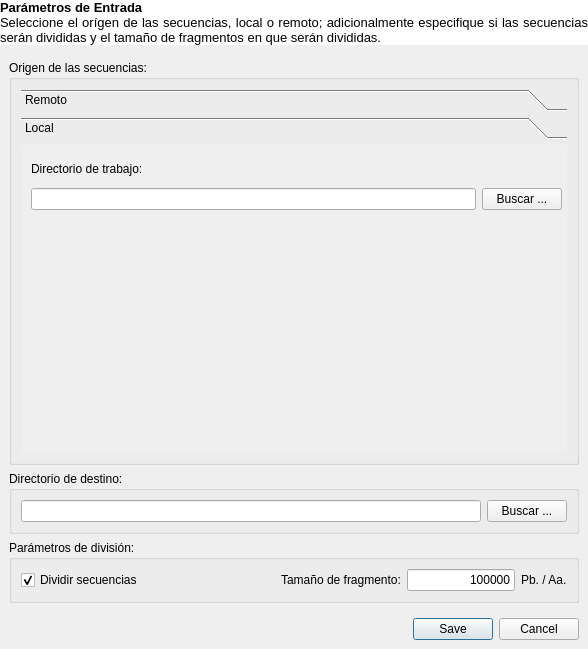
Old version of the form src/gui/PreprocessingScriptParametersForm.ui in the repository hspitia/GenomAMf.
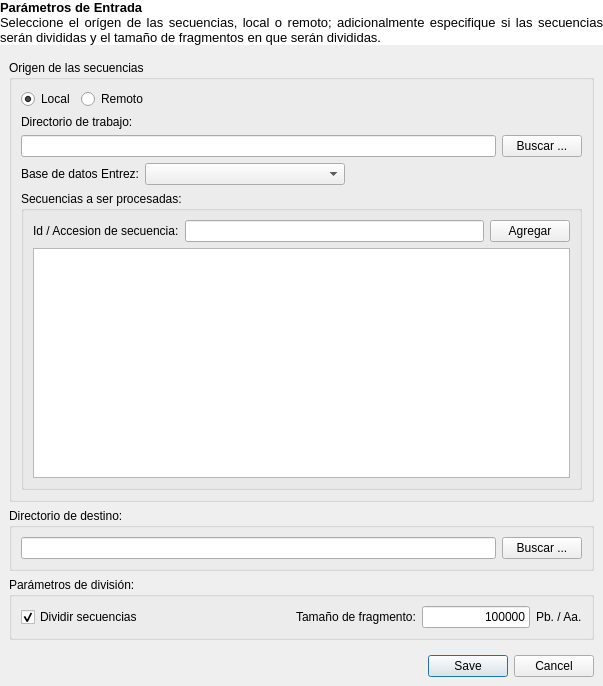
New version of the form. The open tabs and pages were chosen to show the change. Icons and pictures are not drawn.

Diff of the .ui file:
```diff
--- a/src/gui/PreprocessingScriptParametersForm.ui
+++ b/src/gui/PreprocessingScriptParametersForm.ui
@@ -6,8 +6,8 @@
    <rect>
     <x>0</x>
     <y>0</y>
-    <width>588</width>
-    <height>649</height>
+    <width>603</width>
+    <height>686</height>
    </rect>
   </property>
   <property name="minimumSize">
@@ -23,7 +23,7 @@
    <iconset resource="../../resources/resources.qrc">
     <normaloff>:/icons/cgr.png</normaloff>:/icons/cgr.png</iconset>
   </property>
-  <layout class="QGridLayout" name="gridLayout_12">
+  <layout class="QGridLayout" name="gridLayout">
    <property name="margin">
     <number>0</number>
    </property>
@@ -52,72 +52,101 @@
     </widget>
    </item>
    <item row="1" column="0">
-    <layout class="QVBoxLayout" name="verticalLayout">
+    <layout class="QGridLayout" name="gridLayout_16">
      <property name="margin">
       <number>9</number>
      </property>
-     <item>
-      <widget class="QGroupBox" name="groupBox_2">
+     <item row="0" column="0">
+      <widget class="QGroupBox" name="groupBox_4">
        <property name="minimumSize">
         <size>
          <width>0</width>
-         <height>350</height>
+         <height>300</height>
         </size>
        </property>
        <property name="title">
-        <string>Origen de las secuencias:</string>
+        <string>Origen de las secuencias</string>
        </property>
-       <layout class="QGridLayout" name="gridLayout_10">
-        <property name="leftMargin">
-         <number>9</number>
-        </property>
-        <property name="topMargin">
-         <number>9</number>
-        </property>
-        <property name="rightMargin">
-         <number>9</number>
-        </property>
+       <layout class="QGridLayout" name="gridLayout_15">
         <item row="0" column="0">
-         <widget class="QToolBox" name="toolBox">
-          <property name="minimumSize">
-           <size>
-            <width>0</width>
-            <height>330</height>
-           </size>
-          </property>
-          <property name="currentIndex">
-           <number>0</number>
-          </property>
-          <widget class="QWidget" name="localPage">
-           <property name="geometry">
-            <rect>
-             <x>0</x>
-             <y>0</y>
-             <width>544</width>
-             <height>266</height>
-            </rect>
-           </property>
-           <attribute name="label">
+         <layout class="QHBoxLayout" name="horizontalLayout">
+          <item>
+           <widget class="QRadioButton" name="localRadioButton">
+            <property name="text">
+             <string>Local</string>
+            </property>
+            <property name="checked">
+             <bool>true</bool>
+            </property>
+           </widget>
+          </item>
+          <item>
+           <widget class="QRadioButton" name="remoteRadioButton">
+            <property name="text">
             <string>Remoto</string>
-           </attribute>
-           <layout class="QGridLayout" name="gridLayout_9">
+            </property>
+           </widget>
+          </item>
+          <item>
+           <spacer name="horizontalSpacer_3">
+            <property name="orientation">
+             <enum>Qt::Horizontal</enum>
+            </property>
+            <property name="sizeHint" stdset="0">
+             <size>
+              <width>40</width>
+              <height>20</height>
+             </size>
+            </property>
+           </spacer>
+          </item>
+         </layout>
+        </item>
+        <item row="1" column="0">
+         <layout class="QGridLayout" name="gridLayout_12">
             <item row="0" column="0">
-             <layout class="QGridLayout" name="gridLayout" columnstretch="0,0,0">
+           <widget class="QLabel" name="label_8">
+            <property name="text">
+             <string>Directorio de trabajo:</string>
+            </property>
+           </widget>
+          </item>
+          <item row="1" column="0">
+           <widget class="QLineEdit" name="inputDirectoryLineEdit"/>
+          </item>
+          <item row="1" column="1">
+           <widget class="QPushButton" name="findInputDirPushButton">
+            <property name="text">
+             <string>Buscar ...</string>
+            </property>
+           </widget>
+          </item>
+         </layout>
+        </item>
+        <item row="2" column="0">
+         <layout class="QGridLayout" name="gridLayout_2" columnstretch="0,0,0">
               <item row="0" column="0">
                <widget class="QLabel" name="dataBaseLabel">
                 <property name="enabled">
                  <bool>true</bool>
                 </property>
                 <property name="text">
-                 <string>Base de datos remota:</string>
+             <string>Base de datos Entrez:</string>
                 </property>
                </widget>
               </item>
               <item row="0" column="1">
-               <widget class="QComboBox" name="dataBaseComboBox"/>
+           <widget class="QComboBox" name="dataBaseComboBox">
+            <property name="minimumSize">
+             <size>
+              <width>200</width>
+              <height>0</height>
+             </size>
+            </property>
+           </widget>
               </item>
               <item row="0" column="2">
-               <spacer name="horizontalSpacer_4">
+           <spacer name="horizontalSpacer_5">
                 <property name="orientation">
                  <enum>Qt::Horizontal</enum>
                 </property>
@@ -131,8 +160,8 @@
               </item>
              </layout>
             </item>
-            <item row="1" column="0">
-             <widget class="QGroupBox" name="groupBox">
+        <item row="3" column="0">
+         <widget class="QGroupBox" name="sequenceGroupBox">
               <property name="minimumSize">
                <size>
                 <width>512</width>
@@ -148,7 +177,7 @@
                  <item row="0" column="0">
                   <widget class="QLabel" name="label_2">
                    <property name="text">
-                    <string>Id o nombre de secuencia:</string>
+                <string>Id / Accesion de secuencia:</string>
                    </property>
                   </widget>
                  </item>
@@ -179,55 +208,15 @@
             </item>
            </layout>
           </widget>
-          <widget class="QWidget" name="remotePage">
-           <property name="geometry">
-            <rect>
-             <x>0</x>
-             <y>0</y>
-             <width>544</width>
-             <height>266</height>
-            </rect>
-           </property>
-           <attribute name="label">
-            <string>Local</string>
-           </attribute>
-           <widget class="QWidget" name="layoutWidget_2">
-            <property name="geometry">
-             <rect>
-              <x>10</x>
-              <y>11</y>
-              <width>531</width>
-              <height>54</height>
-             </rect>
-            </property>
-            <layout class="QGridLayout" name="gridLayout_8">
-             <item row="0" column="0">
-              <widget class="QLabel" name="label_7">
-               <property name="text">
-                <string>Directorio de trabajo:</string>
-               </property>
-              </widget>
              </item>
              <item row="1" column="0">
-              <widget class="QLineEdit" name="inputDirectoryLineEdit"/>
-             </item>
-             <item row="1" column="1">
-              <widget class="QPushButton" name="pushButton_3">
-               <property name="text">
-                <string>Buscar ...</string>
-               </property>
-              </widget>
-             </item>
-            </layout>
-           </widget>
-          </widget>
-         </widget>
-        </item>
-       </layout>
-      </widget>
-     </item>
-     <item>
       <widget class="QGroupBox" name="groupBox_3">
+       <property name="minimumSize">
+        <size>
+         <width>0</width>
+         <height>0</height>
+        </size>
+       </property>
        <property name="title">
         <string>Directorio de destino:</string>
        </property>
@@ -249,8 +238,14 @@
        </layout>
       </widget>
      </item>
-     <item>
+     <item row="2" column="0">
       <widget class="QGroupBox" name="splitParametersGroup">
+       <property name="minimumSize">
+        <size>
+         <width>0</width>
+         <height>0</height>
+        </size>
+       </property>
        <property name="title">
         <string>Parámetros de división:</string>
        </property>
@@ -330,7 +325,7 @@
        </layout>
       </widget>
      </item>
-     <item>
+     <item row="3" column="0">
       <layout class="QHBoxLayout" name="horizontalLayout_2">
        <property name="topMargin">
         <number>9</number>
```
Left out of the diff: 35 changed lines with no effect on the pictures. Lines whose indentation alone changed are shown as unchanged.
